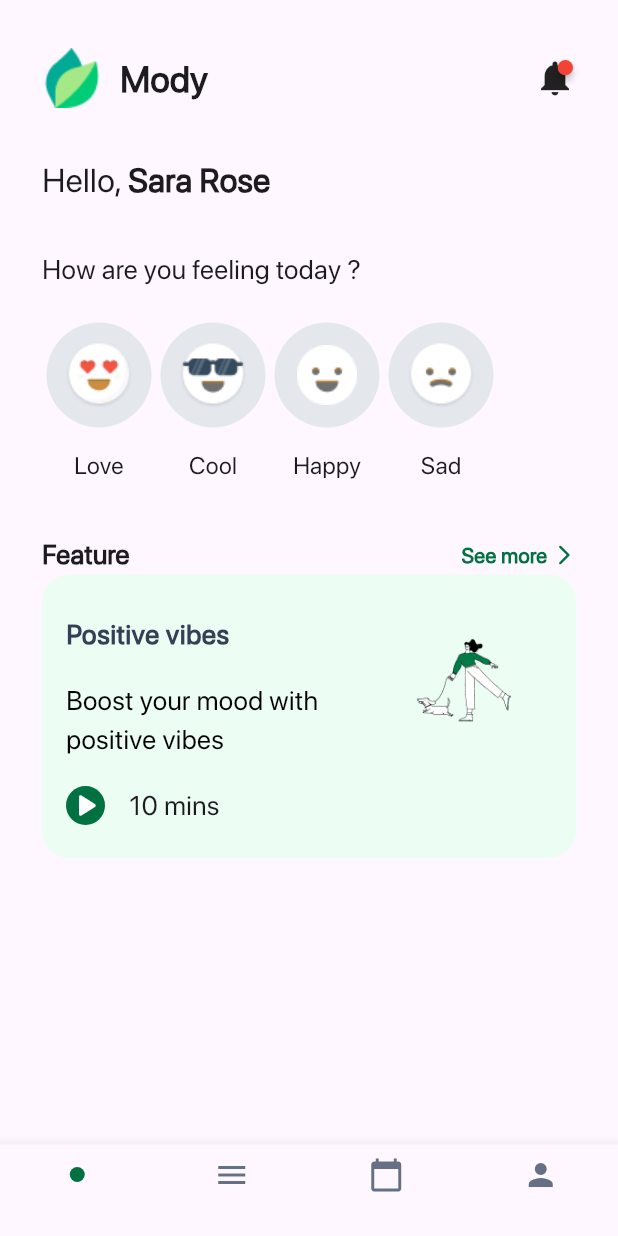
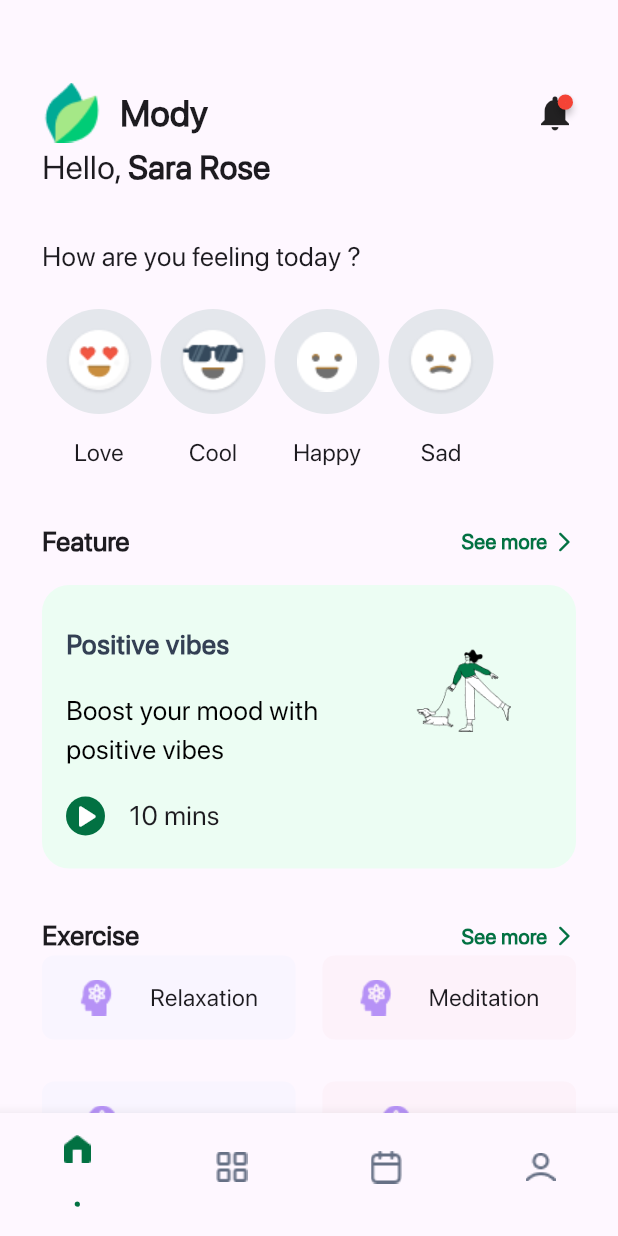
Before and after one commit to MohamedGll/c11_exam_sun_online, a Flutter app: the screen it shows after launch, on a phone screen of 412 x 824 dp. Run offline on Flutter 3.47's test engine with Material 3 defaults, Android fonts, the phone set to English and light mode, and no system bars; drawn by our look-alikes of badges; our stand-ins replace buttons_tabbar, font_awesome_flutter.

Commit message:
bottomNavigation bar done

```diff
--- a/lib/views/mody_view.dart
+++ b/lib/views/mody_view.dart
@@ -1,8 +1,6 @@
 import 'package:c11_exam_sun_online/constant.dart';
-import 'package:c11_exam_sun_online/widgets/circular_label.dart';
 import 'package:c11_exam_sun_online/widgets/custom_mody_view_body.dart';
 import 'package:flutter/material.dart';
-import 'package:font_awesome_flutter/font_awesome_flutter.dart';
 
 class ModyView extends StatefulWidget {
   const ModyView({super.key});
@@ -18,6 +16,8 @@ class _ModyViewState extends State<ModyView> {
     return Scaffold(
       body: const CustomModyViewBody(),
       bottomNavigationBar: BottomNavigationBar(
+        showSelectedLabels: true,
+        showUnselectedLabels: false,
         currentIndex: selectedIndex,
         onTap: (index) {
           selectedIndex = index;
@@ -26,34 +26,43 @@ class _ModyViewState extends State<ModyView> {
         selectedItemColor: k2PrimaryColor,
         unselectedItemColor: const Color(0xff667085),
         type: BottomNavigationBarType.fixed,
+        selectedLabelStyle: const TextStyle(
+          fontFamily: 'SF Pro Display',
+          fontSize: 24,
+          fontWeight: FontWeight.w900,
+        ),
         items: const [
           BottomNavigationBarItem(
-            icon: FaIcon(FontAwesomeIcons.house),
-            label: '',
-            activeIcon: CircularLabel(
-              radius: 12.0,
+            icon: ImageIcon(
+              AssetImage(
+                'assets/images/home.png',
+              ),
             ),
+            label: '.',
           ),
           BottomNavigationBarItem(
-            icon: Icon(Icons.menu),
-            label: '',
-            activeIcon: CircularLabel(
-              radius: 12.0,
+            icon: ImageIcon(
+              AssetImage(
+                'assets/images/menu.png',
+              ),
             ),
+            label: '.',
           ),
           BottomNavigationBarItem(
-            icon: Icon(Icons.calendar_today),
-            label: '',
-            activeIcon: CircularLabel(
-              radius: 12.0,
+            icon: ImageIcon(
+              AssetImage(
+                'assets/images/calender.png',
+              ),
             ),
+            label: '.',
           ),
           BottomNavigationBarItem(
-            icon: Icon(Icons.person),
-            label: '',
-            activeIcon: CircularLabel(
-              radius: 12.0,
+            icon: ImageIcon(
+              AssetImage(
+                'assets/images/person.png',
+              ),
             ),
+            label: '.',
           ),
         ],
       ),
--- a/lib/widgets/custom_mody_view_body.dart
+++ b/lib/widgets/custom_mody_view_body.dart
@@ -1,6 +1,7 @@
 import 'package:c11_exam_sun_online/constant.dart';
 import 'package:c11_exam_sun_online/widgets/custom_app_bar.dart';
 import 'package:c11_exam_sun_online/widgets/custom_mody_row.dart';
+import 'package:c11_exam_sun_online/widgets/exercise_item.dart';
 import 'package:c11_exam_sun_online/widgets/feeling_item.dart';
 import 'package:flutter/material.dart';
 
@@ -26,12 +27,12 @@ class CustomModyViewBody extends StatelessWidget {
       child: Column(
         children: [
           const SizedBox(
-            height: 32,
+            height: 55,
           ),
           const CustomAppBar(),
-          const SizedBox(
-            height: 32,
-          ),
+          Expanded(
+            child: ListView(
+              children: [
                 const Row(
                   children: [
                     Text(
@@ -85,6 +86,9 @@ class CustomModyViewBody extends StatelessWidget {
                 ),
                 const CustomModyRow(
                   text: 'Feature',
+                ),
+                const SizedBox(
+                  height: 16,
                 ),
                 Container(
                   decoration: BoxDecoration(
@@ -157,6 +161,63 @@ class CustomModyViewBody extends StatelessWidget {
                     ],
                   ),
                 ),
+                const SizedBox(
+                  height: 32,
+                ),
+                const CustomModyRow(
+                  text: 'Exercise',
+                ),
+                const Row(
+                  children: [
+                    Expanded(
+                      child: ExerciseItem(
+                        color: Color(0xffF9F5FF),
+                        text: 'Relaxation',
+                        image: 'assets/images/Relax.png',
+                      ),
+                    ),
+                    SizedBox(
+                      width: 18,
+                    ),
+                    Expanded(
+                      child: ExerciseItem(
+                        color: Color(0xffFDF2FA),
+                        text: 'Meditation',
+                        image: 'assets/images/Relax.png',
+                      ),
+                    ),
+                  ],
+                ),
+                const SizedBox(
+                  height: 28,
+                ),
+                const Row(
+                  children: [
+                    Expanded(
+                      child: ExerciseItem(
+                        color: Color(0xffF9F5FF),
+                        text: 'Beathing',
+                        image: 'assets/images/Relax.png',
+                      ),
+                    ),
+                    SizedBox(
+                      width: 18,
+                    ),
+                    Expanded(
+                      child: ExerciseItem(
+                        color: Color(0xffFDF2FA),
+                        text: 'Yoga',
+                        image: 'assets/images/Relax.png',
+                      ),
+                    ),
+                  ],
+                ),
+                const SizedBox(
+                  height: 28,
+                ),
+              ],
+            ),
+          ),
         ],
       ),
     );
--- /dev/null
+++ b/lib/widgets/exercise_item.dart
@@ -0,0 +1,39 @@
+import 'package:flutter/material.dart';
+
+class ExerciseItem extends StatelessWidget {
+  const ExerciseItem(
+      {super.key,
+      required this.color,
+      required this.text,
+      required this.image});
+  final Color color;
+  final String text;
+  final String image;
+
+  @override
+  Widget build(BuildContext context) {
+    return Container(
+      height: 56,
+      decoration: BoxDecoration(
+        color: color,
+        borderRadius: BorderRadius.circular(8),
+      ),
+      child: Row(
+        mainAxisAlignment: MainAxisAlignment.spaceEvenly,
+        children: [
+          Image.asset(
+            image,
+          ),
+          Text(
+            text,
+            style: const TextStyle(
+              fontSize: 16,
+              fontWeight: FontWeight.w500,
+              fontFamily: 'SF Pro Display',
+            ),
+          ),
+        ],
+      ),
+    );
+  }
+}
```
Also changed, not shown: assets/images/2.0x/Relax@2x.png (added), assets/images/2.0x/calender@2x.png (added), assets/images/2.0x/home@2x.png (added), assets/images/2.0x/menu@2x.png (added), assets/images/2.0x/person@2x.png (added), assets/images/3.0x/Relax@3x.png (added), assets/images/3.0x/calender@3x.png (added), assets/images/3.0x/home@3x.png (added), assets/images/3.0x/menu@3x.png (added), assets/images/3.0x/person@3x.png (added), assets/images/Relax.png (added), assets/images/calender.png (added), assets/images/home.png (added), assets/images/menu.png (added), 1 more files. Lines whose indentation alone changed are shown as unchanged.
